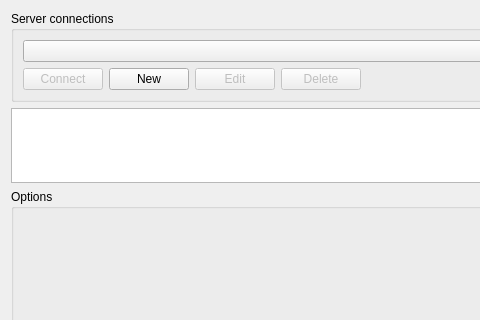
Above: ui/dlg_server_connections.ui from geometalab/Vector-Tiles-Reader-QGIS-Plugin before the change; both pictures show x 0 to 480 and y 0 to 320 of the 690 by 487 pixel window. Below: the same form after it.
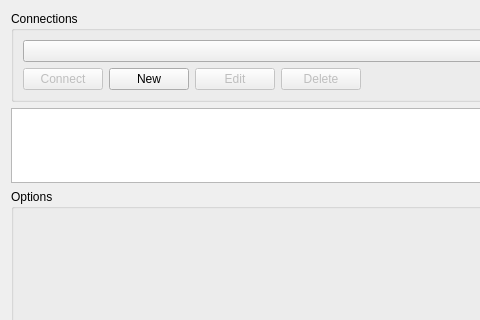
That is the form after the change.

Commit message: * file connection dialog removed. * server dialog is now also used for files

What changed in the file:
```diff
--- a/ui/dlg_server_connections.ui
+++ b/ui/dlg_server_connections.ui
@@ -32,7 +32,7 @@
       </size>
      </property>
      <property name="title">
-      <string>Server connections</string>
+      <string>Connections</string>
      </property>
      <layout class="QGridLayout" name="gridLayout_2">
       <item row="0" column="0">
```
Left out of the diff: 2 changed lines with no effect on the pictures. The commit also changes 4 other files.
